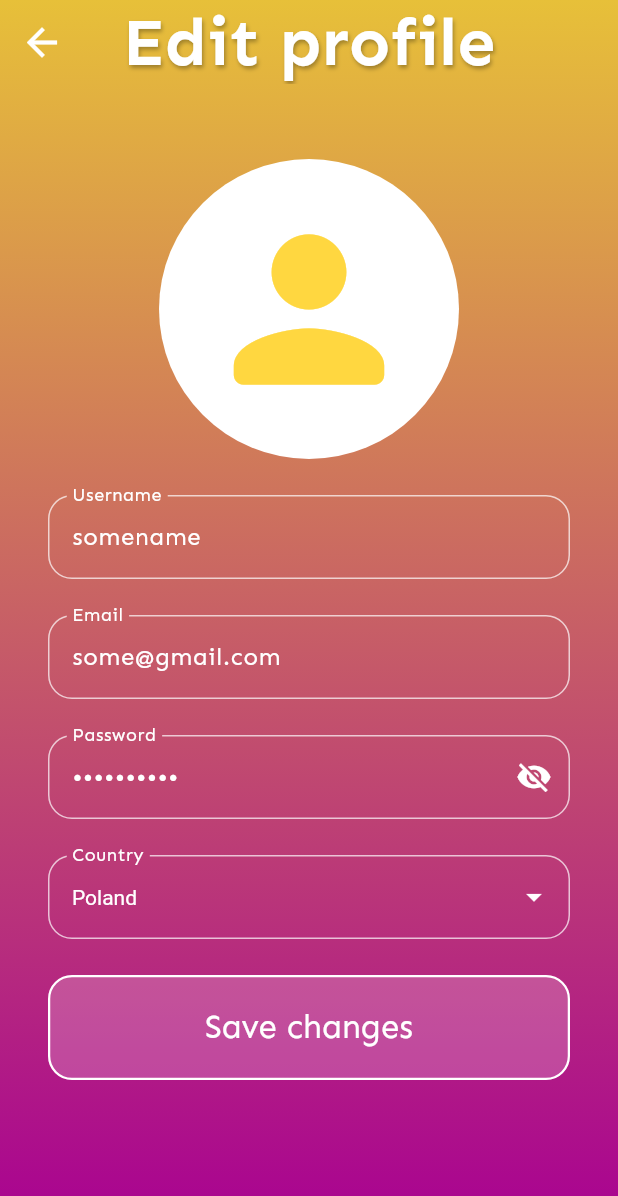
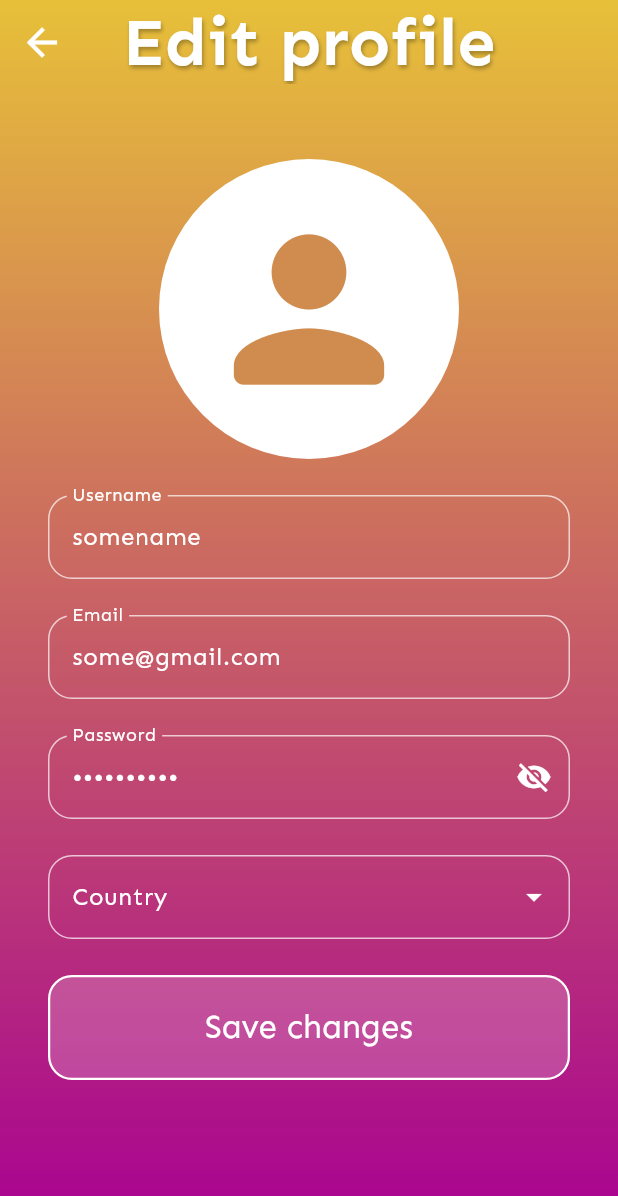
Before and after one commit to izabelakalenik/ZPI-project, a Flutter app: the EditProfileScreen screen opened directly, on a phone screen of 412 x 824 dp. Shown: the top 1196 px of the screen. Run offline on Flutter 3.47's test engine with Material 3 defaults, Android fonts, the phone set to English and light mode, and no system bars; our stand-ins replace equatable, flutter_bloc, flutter_card_swiper, image_picker, social_login_buttons; generated files the repository leaves out were written again.

Commit message:
Fix colors

```diff
--- a/lib/screens/setting_screens/edit_profile_screen.dart
+++ b/lib/screens/setting_screens/edit_profile_screen.dart
@@ -20,7 +20,7 @@ class _EditProfileState extends State<EditProfileScreen> {
   TextEditingController? _emailController;
   TextEditingController? _usernameController;
 
-  String _selectedCountry = "Poland";
+  late String _selectedCountry;
   bool _obscurePassword = true;
   final List<String> _countries = ['Poland', 'France', 'Germany'];
 
@@ -41,6 +41,7 @@ class _EditProfileState extends State<EditProfileScreen> {
     _usernameController?.addListener(() {
       _usernameController == null ? "" : _usernameController!.text;
     });
+    _selectedCountry = (user.country ?? "");
     setState(() {});
   }
 
@@ -108,8 +109,8 @@ class _EditProfileState extends State<EditProfileScreen> {
           DropdownButtonFormField<String>(
             style: TextStyle(color: Colors.white),
             iconEnabledColor: Colors.white,
-            dropdownColor: Colors.black87,
-            value: _selectedCountry,
+            dropdownColor: Color(0xFFDA5888).withOpacity(0.9),
+            value: user.country,
             onChanged: (String? value) {
               setState(() {
                 _selectedCountry = value!;
@@ -126,12 +127,12 @@ class _EditProfileState extends State<EditProfileScreen> {
               focusedBorder: OutlineInputBorder(
                 borderRadius: BorderRadius.circular(16.0),
                 borderSide: const BorderSide(
-                    color: Colors.white70), // Gray border on focus
+                    color: Colors.white70),
               ),
               enabledBorder: OutlineInputBorder(
                 borderRadius: BorderRadius.circular(16.0),
                 borderSide: const BorderSide(
-                    color: Colors.white70), // Gray border when enabled
+                    color: Colors.white70),
               ),
             ),
             items: _countries.map<DropdownMenuItem<String>>((String value) {
--- a/lib/styles/layouts.dart
+++ b/lib/styles/layouts.dart
@@ -47,7 +47,6 @@ class Button extends StatelessWidget {
           shape: RoundedRectangleBorder(
             borderRadius: BorderRadius.circular(16.0),
           ),
-          // padding: const EdgeInsets.symmetric(vertical: 16.0),
           minimumSize: const Size(150, 50),
           side: const BorderSide(color: Colors.white, width: 1.5),
           backgroundColor: backgroundColor.withOpacity(0.2),
--- a/lib/widgets/profile_picture.dart
+++ b/lib/widgets/profile_picture.dart
@@ -44,7 +44,7 @@ class _ProfilePictureState extends State<ProfilePicture> {
                 child: pickedImage != null
                     ? null
                     : Icon(Icons.person_rounded,
-                        color: Colors.amberAccent, size: 150))));
+                        color: Color(0xFFD08C4E), size: 150))));
   }
 
   Future<void> onProfileTapped() async {
```
